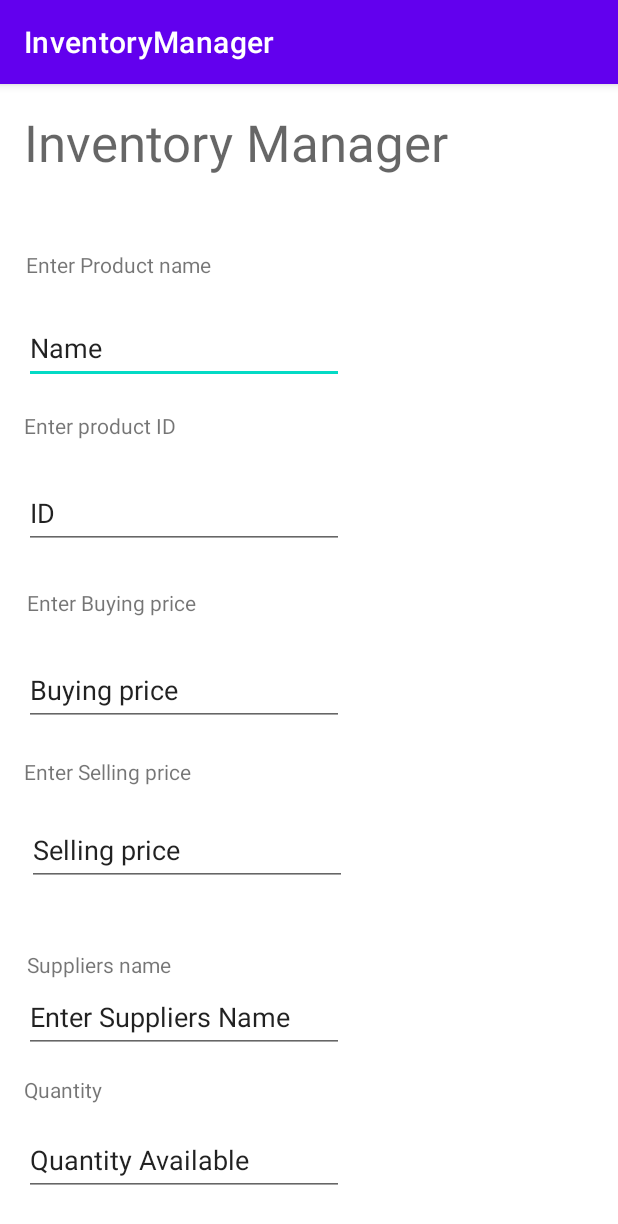
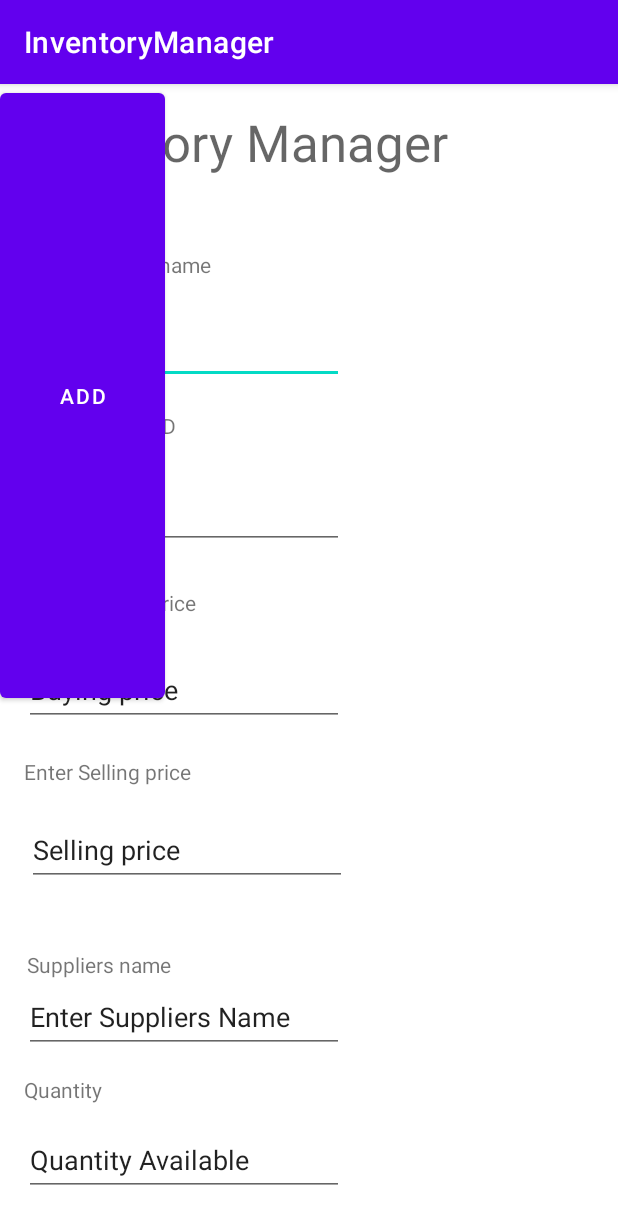
Before and after one commit to YazanMPSUT/InventoryManager, an Android app: the AddInventory screen opened directly, with no data from a screen before it, on a phone screen of 412 x 824 dp. Shown: the top 1224 px of the screen. Run offline under Robolectric (Android 15) with nearby library versions, the phone set to English and light mode, and no system bars.

Commit message:
Added + updated some buttons

```diff
--- a/app/src/main/res/layout/activity_add_inventory.xml
+++ b/app/src/main/res/layout/activity_add_inventory.xml
@@ -21,7 +21,7 @@
         app:layout_constraintVertical_bias="0.023" />
 
     <EditText
-        android:id="@+id/ET1"
+        android:id="@+id/pnameET"
         android:layout_width="wrap_content"
         android:layout_height="wrap_content"
         android:ems="10"
@@ -40,7 +40,7 @@
         android:layout_width="147dp"
         android:layout_height="31dp"
         android:text="Enter Product name"
-        app:layout_constraintBottom_toTopOf="@+id/ET1"
+        app:layout_constraintBottom_toTopOf="@+id/pnameET"
         app:layout_constraintEnd_toEndOf="parent"
         app:layout_constraintHorizontal_bias="0.066"
         app:layout_constraintStart_toStartOf="parent"
@@ -56,11 +56,11 @@
         app:layout_constraintEnd_toEndOf="parent"
         app:layout_constraintHorizontal_bias="0.059"
         app:layout_constraintStart_toStartOf="parent"
-        app:layout_constraintTop_toBottomOf="@+id/ET1"
+        app:layout_constraintTop_toBottomOf="@+id/pnameET"
         app:layout_constraintVertical_bias="0.033" />
 
     <EditText
-        android:id="@+id/ET2"
+        android:id="@+id/pidET"
         android:layout_width="wrap_content"
         android:layout_height="wrap_content"
         android:ems="10"
@@ -83,7 +83,7 @@
         app:layout_constraintEnd_toEndOf="parent"
         app:layout_constraintHorizontal_bias="0.068"
         app:layout_constraintStart_toStartOf="parent"
-        app:layout_constraintTop_toBottomOf="@+id/ET2"
+        app:layout_constraintTop_toBottomOf="@+id/pidET"
         app:layout_constraintVertical_bias="0.06" />
 
     <EditText
@@ -186,4 +186,12 @@
         app:layout_constraintStart_toStartOf="parent"
         app:layout_constraintTop_toBottomOf="@+id/TVg"
         app:layout_constraintVertical_bias="0.304" />
+
+    <Button
+        android:id="@+id/addButton"
+        android:layout_width="110dp"
+        android:layout_height="415dp"
+        android:text="Add"
+        tools:layout_editor_absoluteX="273dp"
+        tools:layout_editor_absoluteY="212dp" />
 </androidx.constraintlayout.widget.ConstraintLayout>
--- a/app/src/main/res/layout/activity_main.xml
+++ b/app/src/main/res/layout/activity_main.xml
@@ -36,9 +36,9 @@
             android:layout_height="24dp" />
 
         <Button
-            android:id="@+id/btnToDo"
+            android:id="@+id/btnViewActivity"
             android:layout_width="match_parent"
             android:layout_height="wrap_content"
-            android:text="Placeholder" />
+            android:text="View Inventory" />
     </LinearLayout>
 </androidx.constraintlayout.widget.ConstraintLayout>
```
Also changed, not shown: app/src/main/java/com/example/inventorymanager/DeleteFromIneventory.kt (added, +11 -0 lines), app/src/main/res/layout/activity_delete_from_inventory.xml (added, +88 -0 lines), app/src/main/res/layout/activity_manage_inventory.xml (+5 -5 lines).
